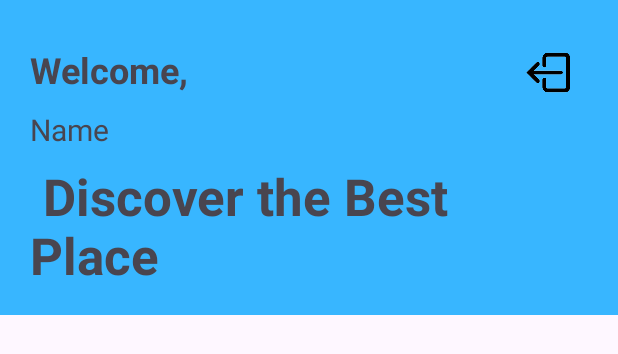
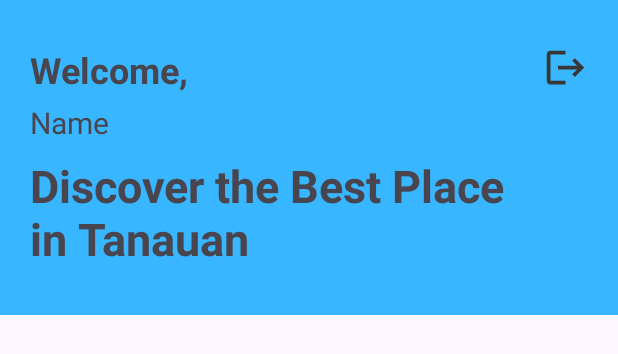
Before and after one commit to Ruufu/Tanauan_Tales, an Android app: the layout home_page.xml on its own in the app's theme, with its tools: preview values and no code run, on a phone screen of 412 x 824 dp. Shown: the top 354 px of the screen. Run offline under Robolectric (Android 15) with nearby library versions, the phone set to English and light mode, and no system bars.

Commit message:
CHANGES: Signup Function - hooked EditText and Button to database, incomplete UI Polishes - Home Page/Content/Signup Disabled Dark Mode

```diff
--- a/app/src/main/java/com/example/tanauan_tales/LogIn.java
+++ b/app/src/main/java/com/example/tanauan_tales/LogIn.java
@@ -7,6 +7,7 @@ import android.widget.Button;
 import android.widget.EditText;
 
 import androidx.appcompat.app.AppCompatActivity;
+import androidx.appcompat.app.AppCompatDelegate;
 
 public class LogIn extends AppCompatActivity {
 
@@ -14,6 +15,7 @@ public class LogIn extends AppCompatActivity {
     protected void onCreate(Bundle savedInstanceState) {
         super.onCreate(savedInstanceState);
         setContentView(R.layout.log_in);
+        AppCompatDelegate.setDefaultNightMode(AppCompatDelegate.MODE_NIGHT_NO);
 
         Button btn_signup = findViewById(R.id.signup_btn);
         Button btn_login = findViewById(R.id.login_btn);
@@ -33,6 +35,8 @@ public class LogIn extends AppCompatActivity {
         btn_login.setOnClickListener(new View.OnClickListener() {
             @Override
             public void onClick(View v) {
+                Intent loginIntent = new Intent(getApplicationContext(), HomePage.class);
+                startActivity(loginIntent);
             }
         });
     }
--- /dev/null
+++ b/app/src/main/res/drawable/logout_mayk.xml
@@ -0,0 +1,5 @@
+<vector android:autoMirrored="true" android:height="24dp"
+    android:tint="#373737" android:viewportHeight="24"
+    android:viewportWidth="24" android:width="24dp" xmlns:android="http://schemas.android.com/apk/res/android">
+    <path android:fillColor="@android:color/white" android:pathData="M17,7l-1.41,1.41L18.17,11H8v2h10.17l-2.58,2.58L17,17l5,-5zM4,5h8V3H4c-1.1,0 -2,0.9 -2,2v14c0,1.1 0.9,2 2,2h8v-2H4V5z"/>
+</vector>
--- a/app/src/main/res/layout/home_page.xml
+++ b/app/src/main/res/layout/home_page.xml
@@ -1,18 +1,9 @@
 <?xml version="1.0" encoding="utf-8"?>
-<androidx.constraintlayout.widget.ConstraintLayout xmlns:android="http://schemas.android.com/apk/res/android"
+<RelativeLayout xmlns:android="http://schemas.android.com/apk/res/android"
     xmlns:app="http://schemas.android.com/apk/res-auto"
     xmlns:tools="http://schemas.android.com/tools"
     android:layout_width="match_parent"
     android:layout_height="match_parent">
-
-    <ScrollView
-        android:layout_width="match_parent"
-        android:layout_height="match_parent" >
-
-        <LinearLayout
-            android:layout_width="match_parent"
-            android:layout_height="wrap_content"
-            android:orientation="vertical">
 
             <LinearLayout
                 android:layout_width="match_parent"
@@ -21,9 +12,20 @@
                 android:orientation="vertical"
                 android:padding="20dp">
 
-                <androidx.constraintlayout.widget.ConstraintLayout
+                <RelativeLayout
                     android:layout_width="match_parent"
                     android:layout_height="match_parent">
+
+                    <ImageButton
+                        android:id="@+id/logout_btn"
+                        android:layout_width="30dp"
+                        android:layout_height="30dp"
+                        android:layout_alignParentRight="true"
+                        android:layout_marginTop="10dp"
+                        android:adjustViewBounds="true"
+                        android:background="@null"
+                        android:scaleType="fitCenter"
+                        app:srcCompat="@drawable/logout_mayk" />
 
                     <TextView
                         android:id="@+id/textView4"
@@ -32,45 +34,28 @@
                         android:layout_marginTop="10dp"
                         android:text="Welcome,"
                         android:textSize="24sp"
-                        android:textStyle="bold"
-                        app:layout_constraintStart_toStartOf="parent"
-                        app:layout_constraintTop_toTopOf="parent" />
+                        android:textStyle="bold" />
 
                     <TextView
                         android:id="@+id/name_hmpg"
                         android:layout_width="wrap_content"
                         android:layout_height="wrap_content"
-                        android:layout_marginTop="10dp"
+                        android:layout_below="@id/textView4"
+                        android:layout_marginTop="5dp"
                         android:text="Name"
-                        android:textSize="20sp"
-                        app:layout_constraintStart_toStartOf="parent"
-                        app:layout_constraintTop_toBottomOf="@+id/textView4" />
+                        android:textSize="20sp" />
 
                     <TextView
                         android:id="@+id/textView10"
                         android:layout_width="wrap_content"
                         android:layout_height="wrap_content"
+                        android:layout_below="@id/name_hmpg"
                         android:layout_marginTop="8dp"
-                        android:text=" Discover the Best Place\n
-in Tanauan"
-                        android:textSize="34sp"
-                        android:textStyle="normal|bold"
-                        app:layout_constraintStart_toStartOf="parent"
-                        app:layout_constraintTop_toBottomOf="@+id/name_hmpg" />
-
-                    <ImageView
-                        android:id="@+id/logout_btn"
-                        android:layout_width="36dp"
-                        android:layout_height="36dp"
-                        android:layout_marginTop="10dp"
-                        android:layout_marginEnd="10dp"
-                        app:layout_constraintEnd_toEndOf="parent"
-                        app:layout_constraintTop_toTopOf="parent"
-                        app:srcCompat="@drawable/logout" />
+                        android:text="Discover the Best Place\nin Tanauan"
+                        android:textSize="30sp"
+                        android:textStyle="bold" />
 
 
-                </androidx.constraintlayout.widget.ConstraintLayout>
-            </LinearLayout>
+                </RelativeLayout>
         </LinearLayout>
-    </ScrollView>
-</androidx.constraintlayout.widget.ConstraintLayout>
+</RelativeLayout>
```
Also changed, not shown: app/src/main/AndroidManifest.xml (+8 -0 lines), app/src/main/java/com/example/tanauan_tales/Content.java (added, +22 -0 lines), app/src/main/java/com/example/tanauan_tales/DatabaseManager.java (added, +73 -0 lines), app/src/main/java/com/example/tanauan_tales/HomePage.java (added, +30 -0 lines), app/src/main/java/com/example/tanauan_tales/SignUp.java (+40 -12 lines), app/src/main/res/layout/sign_up.xml (+7 -11 lines).
